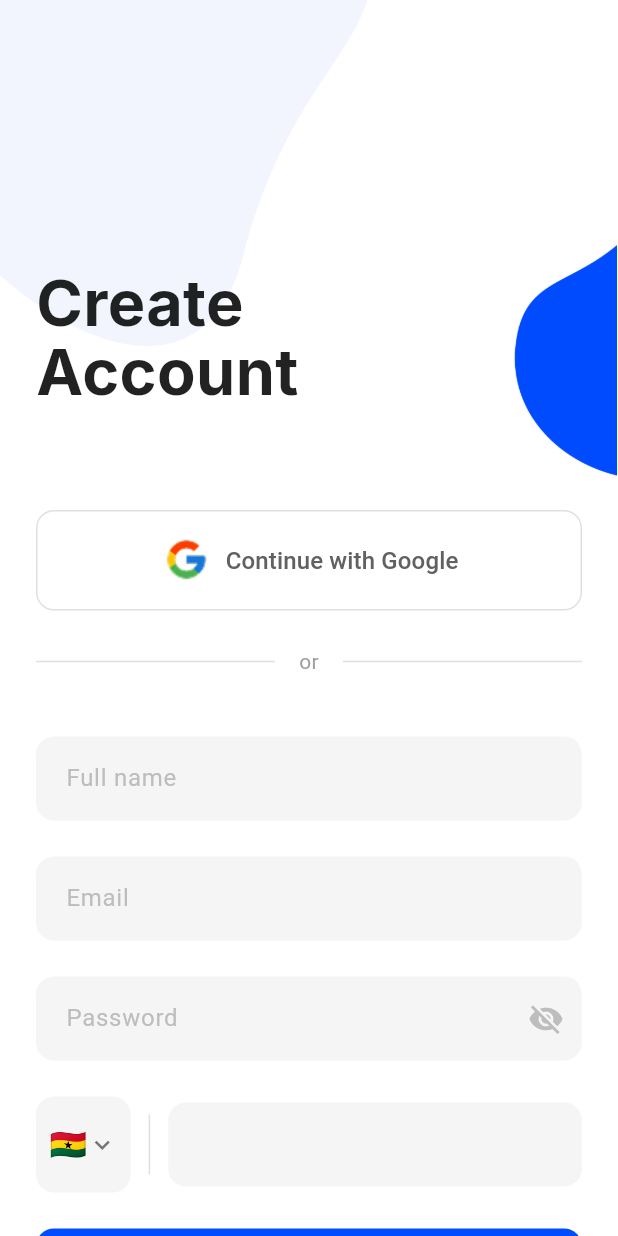
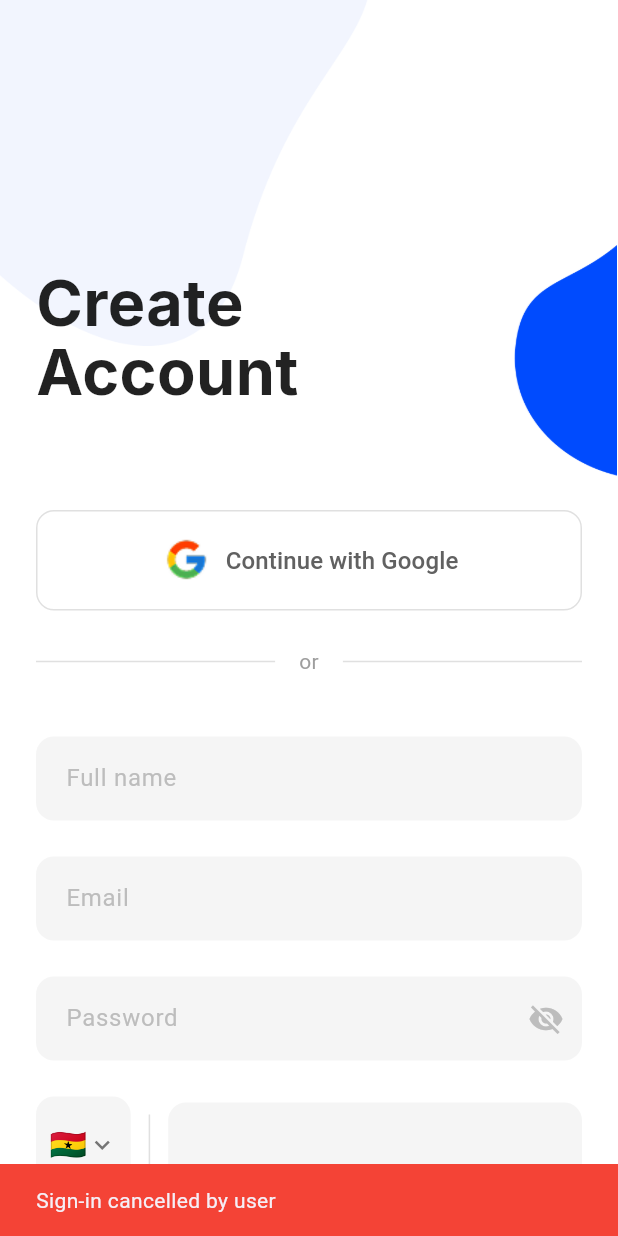
Before and after one commit to MawuliMyth/E-commerce-mobile-app-full-stack, a Flutter app: the RegisterView screen opened by its route, after a tap on "Continue with Google", on a phone screen of 412 x 824 dp. Run offline on Flutter 3.47's test engine with Material 3 defaults, Android fonts, the phone set to English and light mode, and no system bars; our stand-ins replace firebase_auth, firebase_core, google_sign_in; accounts and stored records are empty.

Commit message:
removed some file

```diff
--- a/lib/features/auth/controllers/google_signin_controller.dart
+++ b/lib/features/auth/controllers/google_signin_controller.dart
@@ -5,16 +5,16 @@
 import 'package:google_sign_in/google_sign_in.dart';
 import 'package:http/http.dart' as http;
 
-class RegisterController {
+class GoogleAuthController {
   final FirebaseAuth _auth;
   final GoogleSignIn _googleSignIn;
 
-  RegisterController({FirebaseAuth? auth, GoogleSignIn? googleSignIn})
+  GoogleAuthController({FirebaseAuth? auth, GoogleSignIn? googleSignIn})
     : _auth = auth ?? FirebaseAuth.instance,
       _googleSignIn = googleSignIn ?? GoogleSignIn();
 
-  // Handle Google Sign In for registration
-  Future<Map<String, dynamic>> handleGoogleSignIn({
+  // Shared method for Google Auth (works for both login & register)
+  Future<Map<String, dynamic>> signInWithGoogle({
     required BuildContext context,
     required Function(bool) setLoading,
     VoidCallback? onSuccess,
@@ -22,45 +22,40 @@
     setLoading(true);
 
     try {
-      // Trigger the authentication flow
+      // Step 1: Google sign-in
       final GoogleSignInAccount? googleUser = await _googleSignIn.signIn();
-
       if (googleUser == null) {
-        // User cancelled the sign-in
         setLoading(false);
         return {'success': false, 'message': 'Sign-in cancelled by user'};
       }
 
-      // Obtain the auth details from the request
+      // Step 2: Get Google Auth details
       final GoogleSignInAuthentication googleAuth =
           await googleUser.authentication;
 
-      // Create a new credential
+      // Step 3: Firebase credential
       final credential = GoogleAuthProvider.credential(
         accessToken: googleAuth.accessToken,
         idToken: googleAuth.idToken,
       );
 
-      // Sign in to Firebase with the Google credential
+      // Step 4: Sign in with Firebase
       final UserCredential userCredential = await _auth.signInWithCredential(
         credential,
       );
-
       final User? user = userCredential.user;
 
       if (user != null) {
-        // Successfully signed in/registered
         final String? idToken = await user.getIdToken();
 
-        // Send to your backend (replace with your logic)
+        // Step 5: Send to backend (dynamic endpoint: login OR register)
         final response = await _sendToBackend(idToken!, user);
 
-        print('Successfully signed in: ${user.email}');
         onSuccess?.call();
 
         ScaffoldMessenger.of(context).showSnackBar(
           SnackBar(
-            content: Text('Successfully registered with Google!'),
+            content: Text('Successfully signed in with Google!'),
             backgroundColor: Colors.green,
           ),
         );
@@ -68,32 +63,31 @@
         return {'success': true, 'data': response};
       }
 
-      // If user is somehow null
       return {'success': false, 'message': 'User is null after sign-in'};
     } catch (e) {
-      // Handle error
       print('Google sign-in error: $e');
-
       ScaffoldMessenger.of(context).showSnackBar(
         SnackBar(
-          content: Text('Google registration failed: ${e.toString()}'),
+          content: Text('Google sign-in failed: $e'),
           backgroundColor: Colors.red,
         ),
       );
-
       return {'success': false, 'message': e.toString()};
     } finally {
       setLoading(false);
     }
   }
 
+  // 🔑 Shared backend call for login/register
   Future<Map<String, dynamic>> _sendToBackend(
     String idToken,
     User firebaseUser,
   ) async {
     try {
       final response = await http.post(
-        Uri.parse('https://online-store-api-ashy.vercel.app/users/google-auth'),
+        Uri.parse(
+          'https://online-store-api-ashy.vercel.app/api/users/google-auth',
+        ),
         headers: {'Content-Type': 'application/json'},
         body: jsonEncode({
           'idToken': idToken,
--- a/lib/features/auth/views/register_view.dart
+++ b/lib/features/auth/views/register_view.dart
@@ -1,6 +1,7 @@
+import 'package:flutter/foundation.dart';
 import 'package:flutter/material.dart';
 
-import '../controllers/signup_controller.dart';
+import '../controllers/google_signin_controller.dart';
 
 class RegisterView extends StatefulWidget {
   static String id = 'register_view';
@@ -18,7 +19,7 @@
   final TextEditingController _emailController = TextEditingController();
   final TextEditingController _passwordController = TextEditingController();
   final TextEditingController _phoneNumberController = TextEditingController();
-  final RegisterController _registerController = RegisterController();
+  final GoogleAuthController _registerController = GoogleAuthController();
   String _selectedCountryCode = '+233'; // Default to Ghana
 
   // List of countries with their codes and flags
@@ -389,9 +390,9 @@
     );
   }
 
-  // Handle Google Sign In
+  // Handle Google Sign Up
   Future<void> _handleGoogleSignIn() async {
-    await _registerController.handleGoogleSignIn(
+    final result = await _registerController.signInWithGoogle(
       context: context,
       setLoading: (isLoading) => setState(() => _isLoading = isLoading),
       onSuccess: () {
@@ -399,5 +400,19 @@
         // Navigator.pushReplacementNamed(context, '/home');
       },
     );
+
+    if (result['success'] == true) {
+      if (kDebugMode) {
+        print("Google sign-in successful: ${result['data']}");
+      }
+    } else {
+      // ❌ Not successful, show an error message
+      ScaffoldMessenger.of(context).showSnackBar(
+        SnackBar(
+          content: Text(result['message'] ?? 'Google sign-in failed'),
+          backgroundColor: Colors.red,
+        ),
+      );
+    }
   }
 }
--- a/pubspec.yaml
+++ b/pubspec.yaml
@@ -19,6 +19,7 @@
   firebase_storage: ^13.0.0
   firebase_messaging: ^16.0.0
   firebase_analytics: ^12.0.0
+  http: ^1.5.0
 
   # Authentication
   google_sign_in: ^6.1.6
```
Also changed, not shown: lib/features/auth/views/login_view.dart (+19 -4 lines), pubspec.lock.
